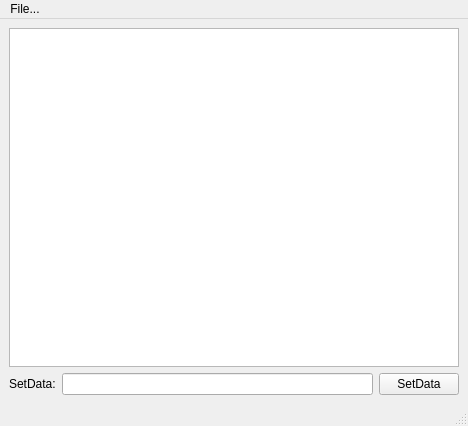
The window that mainwindow.ui (MedvedPalych/FileReader) describes before a commit, drawn with Qt 5.
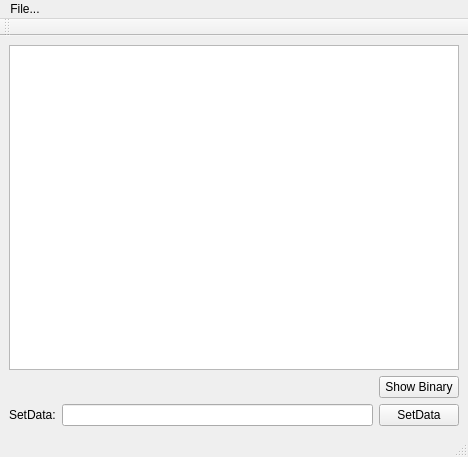
The same window after the commit.

```diff
--- a/mainwindow.ui
+++ b/mainwindow.ui
@@ -7,7 +7,7 @@
     <x>0</x>
     <y>0</y>
     <width>468</width>
-    <height>426</height>
+    <height>457</height>
    </rect>
   </property>
   <property name="windowTitle">
@@ -17,6 +17,14 @@
    <layout class="QVBoxLayout" name="verticalLayout">
     <item>
      <widget class="QTableView" name="tableView">
+      <property name="font">
+       <font>
+        <pointsize>7</pointsize>
+       </font>
+      </property>
+      <property name="showGrid">
+       <bool>true</bool>
+      </property>
       <attribute name="horizontalHeaderMinimumSectionSize">
        <number>45</number>
       </attribute>
@@ -31,6 +39,30 @@
       </attribute>
      </widget>
     </item>
+    <item>
+     <layout class="QGridLayout" name="gridLayout">
+      <item row="0" column="1">
+       <widget class="QPushButton" name="binBtn">
+        <property name="text">
+         <string>Show Binary</string>
+        </property>
+       </widget>
+      </item>
+      <item row="0" column="0">
+       <spacer name="horizontalSpacer">
+        <property name="orientation">
+         <enum>Qt::Horizontal</enum>
+        </property>
+        <property name="sizeHint" stdset="0">
+         <size>
+          <width>40</width>
+          <height>20</height>
+         </size>
+        </property>
+       </spacer>
+      </item>
+     </layout>
+    </item>
     <item>
      <layout class="QHBoxLayout" name="horizontalLayout_2">
       <item>
@@ -73,6 +105,17 @@
    <addaction name="menuFile"/>
   </widget>
   <widget class="QStatusBar" name="statusbar"/>
+  <widget class="QToolBar" name="toolBar">
+   <property name="windowTitle">
+    <string>toolBar</string>
+   </property>
+   <attribute name="toolBarArea">
+    <enum>TopToolBarArea</enum>
+   </attribute>
+   <attribute name="toolBarBreak">
+    <bool>false</bool>
+   </attribute>
+  </widget>
   <action name="actionSave">
    <property name="text">
     <string>Save</string>
```
Left out of the diff: 12 changed lines with no effect on the pictures.
